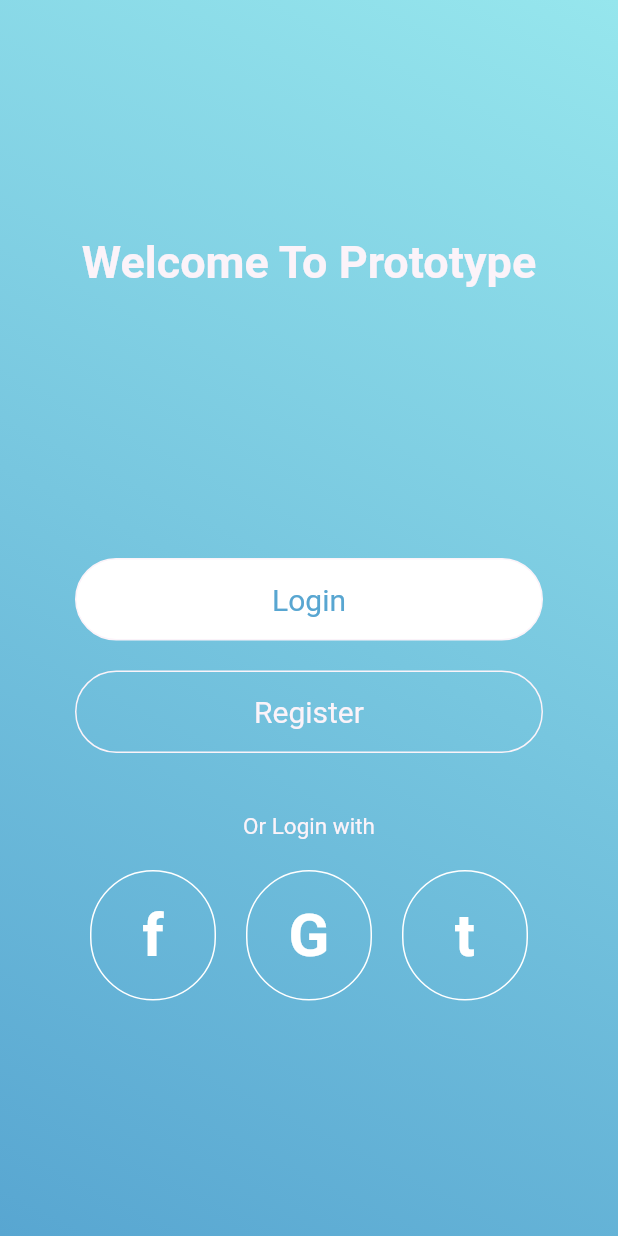
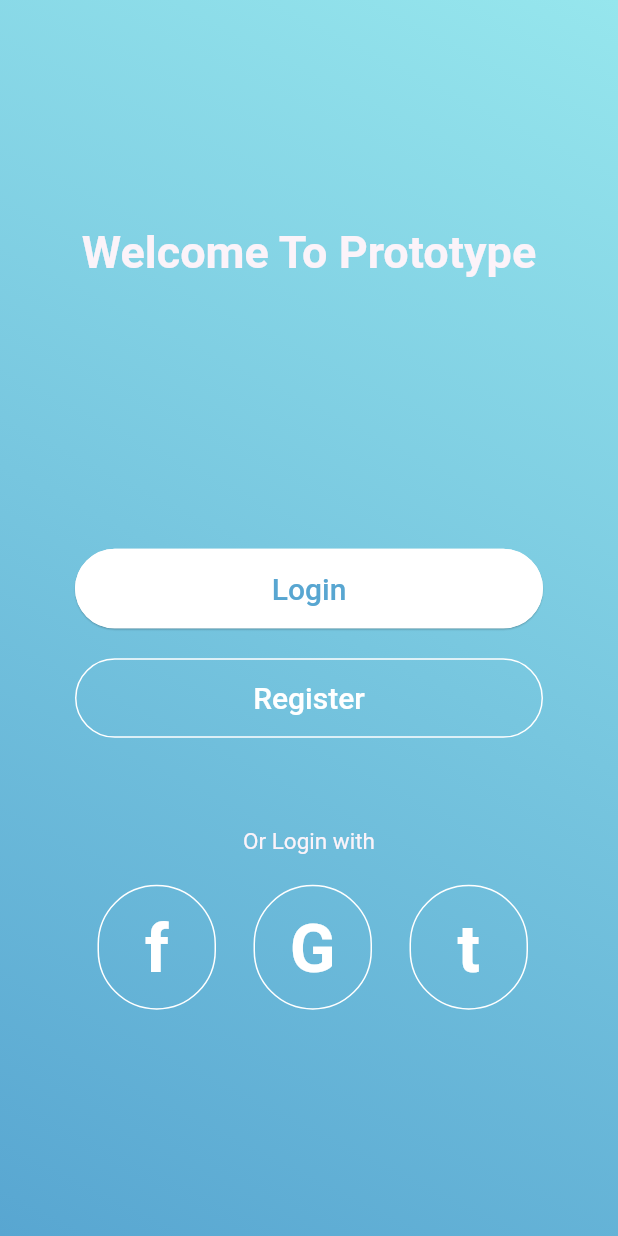
Before and after one commit to AnthonyThomasson/prototype_flutter, a Flutter app: the screen it shows after launch, on a phone screen of 412 x 824 dp. Run offline on Flutter 3.47's test engine with Material 2 defaults, Android fonts, the phone set to English and light mode, and no system bars; our stand-ins replace bloc, flutter_bloc.

Commit message:
- converting old buttons to material buttons - Playing around with themes

```diff
--- a/lib/pages/sign_up/sign_up.dart
+++ b/lib/pages/sign_up/sign_up.dart
@@ -1,7 +1,7 @@
 import 'package:flutter/material.dart';
-import 'package:prototype/widgets/global_widgets.dart';
+import 'package:prototype/pages/sign_up/widgets/login_buttons.dart';
+import 'package:prototype/pages/sign_up/widgets/social_buttons.dart';
 import 'package:prototype/utilities/utilities.dart';
-import 'sign_up_2.dart';
 
 class SignUp extends StatelessWidget{
 
@@ -40,109 +40,9 @@ class SignUp extends StatelessWidget{
               ),
               Container(
                 margin: EdgeInsets.only(left: 50,right: 50),
-                child: RoundButtonSolid(
-                  title: 'Login',
-                  action: (tapDownDetails){
-                    Navigator.push(context, SlideRightRoute(page: SignUp2()));
-                  },
-                ),
+                child: LoginButtons(),
               ),
-              Container(
-                margin: EdgeInsets.only(top: 20,left: 50,right: 50),
-                child: RoundButton(
-                  title: 'Register',
-                  action: (tapDownDetails){
-                    Navigator.push(context, SlideRightRoute(page: SignUp2()));
-                  },
-                ),
-              ),
-              Container(
-                padding: EdgeInsets.only(top: 40),
-                child: Text('Or Login with',
-                  textAlign: TextAlign.center,
-                  style: TextStyle(
-                    fontSize: 15.0,
-                    color: CustomColors.white(),
-                  )
-                ),
-              ),
-              Container(
-                margin: EdgeInsets.only(top: 20,left: 50,right: 50),
-                child: Row(children: <Widget>[
-                  Expanded(
-                    child: Container(
-                      margin: EdgeInsets.only(left: 10,right: 10),
-                      child: MaterialButton(
-                        padding: EdgeInsets.only(top: 20,bottom: 20),
-                        shape: RoundedRectangleBorder(
-                          borderRadius: BorderRadius.circular(100),
-                          side: BorderSide(
-                            width: 1,
-                            color: Colors.white
-                          )
-                        ),
-                        child: Text('f',
-                        textAlign: TextAlign.center,
-                        style: TextStyle(
-                          color: Colors.white,
-                          fontSize: 40,
-                          fontWeight: FontWeight.bold,
-                        ),
-                      ),
-                      onPressed: () {},
-                      ),
-                    ),
-                  ),
-                  Expanded(
-                    child: Container(
-                      margin: EdgeInsets.only(left: 10,right: 10),
-                      child: MaterialButton(
-                        padding: EdgeInsets.only(top: 20,bottom: 20),
-                        shape: RoundedRectangleBorder(
-                          borderRadius: BorderRadius.circular(100),
-                          side: BorderSide(
-                            width: 1,
-                            color: Colors.white
-                          )
-                        ),
-                        child: Text('G',
-                        textAlign: TextAlign.center,
-                        style: TextStyle(
-                          color: Colors.white,
-                          fontSize: 40,
-                          fontWeight: FontWeight.bold,
-                        ),
-                      ),
-                      onPressed: () {},
-                      ),
-                    ),
-                  ),
-                  Expanded(
-                    child: Container(
-                      margin: EdgeInsets.only(left: 10,right: 10),
-                      child: MaterialButton(
-                        padding: EdgeInsets.only(top: 20,bottom: 20),
-                        shape: RoundedRectangleBorder(
-                          borderRadius: BorderRadius.circular(100),
-                          side: BorderSide(
-                            width: 1,
-                            color: Colors.white
-                          )
-                        ),
-                        child: Text('t',
-                        textAlign: TextAlign.center,
-                        style: TextStyle(
-                          color: Colors.white,
-                          fontSize: 40,
-                          fontWeight: FontWeight.bold,
-                        ),
-                      ),
-                      onPressed: () {},
-                      ),
-                    ),
-                  ),
-                ],),
-              )
+              SocialLoginButtons()
             ],
           ),
         )
--- a/lib/pages/sign_up/sign_up_2.dart
+++ /dev/null
@@ -1,18 +0,0 @@
-import 'package:flutter/material.dart';
-import 'package:prototype/utilities/utilities.dart';
-
-class SignUp2 extends StatelessWidget{
-
-  @override
-  Widget build(BuildContext context) {
-    return Scaffold(
-      body: Container(
-        color: CustomColors.white(),
-        padding: EdgeInsets.all(50.0),
-        child: Center(
-          child: Text('Page2')
-        )
-      ),
-    );
-  }
-}
--- /dev/null
+++ b/lib/pages/sign_up/widgets/login_buttons.dart
@@ -0,0 +1,76 @@
+import 'package:flutter/material.dart';
+import 'package:prototype/utilities/static/colors.dart';
+
+class LoginButtons extends StatelessWidget{
+
+  @override
+  Widget build(BuildContext context) {
+    return Column(
+      children: <Widget>[
+        Container(
+          margin: EdgeInsets.only(bottom: 20),
+          child: ConstrainedBox(
+            constraints: const BoxConstraints(minWidth: double.infinity),
+            child: MaterialButton(
+               padding: EdgeInsets.symmetric(
+                horizontal: 30,
+                vertical: 15
+              ),
+              color: Colors.white,
+              elevation: 0.5,
+              shape: RoundedRectangleBorder(
+                borderRadius: BorderRadius.circular(100),
+                side: BorderSide(
+                  width: 1,
+                  color: Colors.white
+                )
+              ),
+              child: Text("Login",
+                textAlign: TextAlign.center,
+                style: TextStyle(
+                  fontSize: 20.0,
+                  color: CustomColors.darkBlue(),
+                )
+              ),
+              onPressed: () {},
+              ),
+          ),
+        ),
+        Theme(
+          data: ThemeData(
+            splashColor: Colors.white,
+          ),
+          child: Container(
+            margin: EdgeInsets.only(bottom: 20),
+            child: ConstrainedBox(
+              constraints: const BoxConstraints(minWidth: double.infinity),
+              child: MaterialButton(
+                 padding: EdgeInsets.symmetric(
+                  horizontal: 30,
+                  vertical: 15
+                ),
+                elevation: 0.5,
+                shape: RoundedRectangleBorder(
+                  borderRadius: BorderRadius.circular(100),
+                  side: BorderSide(
+                    width: 1,
+                    color: Colors.white
+                  )
+                ),
+                child: Text("Register",
+                  textAlign: TextAlign.center,
+                  style: TextStyle(
+                    fontSize: 20.0,
+                    color: Colors.white,
+                  )
+                ),
+                onPressed: () {},
+                ),
+            ),
+          ),
+        ),
+      ],
+    );
+  }
+
+}
--- /dev/null
+++ b/lib/pages/sign_up/widgets/social_button.dart
@@ -0,0 +1,44 @@
+import 'package:flutter/material.dart';
+
+class SocialButton extends StatelessWidget{
+
+  final String text;
+  SocialButton(this.text);
+
+  @override
+  Widget build(BuildContext context) {
+    return AspectRatio(
+          aspectRatio: 1/0.8,
+          child: Container(
+            margin: EdgeInsets.only(left: 15,right: 10),
+            child: Theme(
+              data: ThemeData(
+                splashColor: Colors.white,
+              ),
+              child: MaterialButton(
+                  padding: EdgeInsets.only(top: 16,bottom: 20),
+                  shape: RoundedRectangleBorder(
+                    borderRadius: BorderRadius.circular(100),
+                    side: BorderSide(
+                      width: 1,
+                      color: Colors.white
+                    )
+                  ),
+                  child: Container(
+                      child: Text(text,
+                      textAlign: TextAlign.center,
+                      style: TextStyle(
+                        color: Colors.white,
+                        fontSize: 45,
+                        fontWeight: FontWeight.bold,
+                      ),
+                    ),
+                  ),
+                  onPressed: () {},
+              )
+            ),
+      ),
+    );
+  }
+
+}
--- /dev/null
+++ b/lib/pages/sign_up/widgets/social_buttons.dart
@@ -0,0 +1,39 @@
+import 'package:flutter/material.dart';
+import 'package:prototype/pages/sign_up/widgets/social_button.dart';
+import 'package:prototype/utilities/static/colors.dart';
+
+class SocialLoginButtons extends StatelessWidget{
+
+  @override
+  Widget build(BuildContext context) {
+    return Column(
+      children: <Widget>[
+        Container(
+          padding: EdgeInsets.only(top: 40),
+          child: Text('Or Login with',
+            textAlign: TextAlign.center,
+            style: TextStyle(
+              fontSize: 15.0,
+              color: CustomColors.white(),
+            )
+          ),
+        ),
+        Container(
+          margin: EdgeInsets.only(top: 20,left: 50,right: 50),
+          child: Row(children: <Widget>[
+            Expanded(
+              child: SocialButton('f'),
+            ),
+            Expanded(
+              child: SocialButton('G'),
+            ),
+            Expanded(
+              child: SocialButton('t'),
+            ),
+          ]),
+        ),
+      ],
+    );
+  }
+
+}
```
